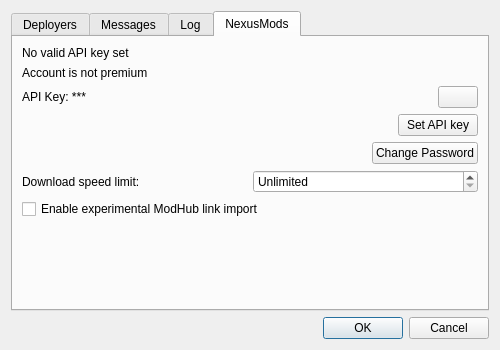
Old version of the form src/ui/settingsdialog.ui in the repository C-Nucifora/limo.
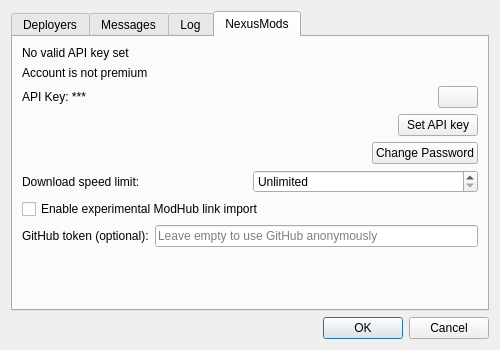
New version of the form. The open tabs and pages were chosen to show the change.

Commit message:
URL importer: optional GitHub token to lift API rate limit (#239)
The GitHub Releases path used the anonymous API (60 req/hr per IP). Add an
optional Personal Access Token (Settings → NexusMods, password-masked,
QSettings key "github_token"); when set, LinkImporter::resolve/resolveGithub
send it as "Authorization: Bearer <token>" on api.github.com requests, raising
the limit to 5000/hr. Token-less behavior is unchanged. The token is threaded
through as a parameter so core stays free of QSettings (read in the UI).

Diff of the .ui file:
```diff
--- a/src/ui/settingsdialog.ui
+++ b/src/ui/settingsdialog.ui
@@ -540,6 +540,33 @@
          </property>
         </widget>
        </item>
+       <item>
+        <layout class="QHBoxLayout" name="horizontalLayout_github_token">
+         <item>
+          <widget class="QLabel" name="github_token_label">
+           <property name="toolTip">
+            <string>Optional GitHub Personal Access Token. Used only by &quot;Import Mod from URL&quot; for GitHub releases, to lift the unauthenticated 60-request/hour API rate limit. Leave empty to use the API anonymously.</string>
+           </property>
+           <property name="text">
+            <string>GitHub token (optional):</string>
+           </property>
+          </widget>
+         </item>
+         <item>
+          <widget class="QLineEdit" name="github_token_field">
+           <property name="toolTip">
+            <string>Optional GitHub Personal Access Token (classic or fine-grained, no scopes required for public releases). Lifts the 60-request/hour anonymous rate limit on the URL importer.</string>
+           </property>
+           <property name="echoMode">
+            <enum>QLineEdit::PasswordEchoOnEdit</enum>
+           </property>
+           <property name="placeholderText">
+            <string>Leave empty to use GitHub anonymously</string>
+           </property>
+          </widget>
+         </item>
+        </layout>
+       </item>
        <item>
         <spacer name="verticalSpacer_4">
          <property name="orientation">
```
The commit also changes 4 other files.
